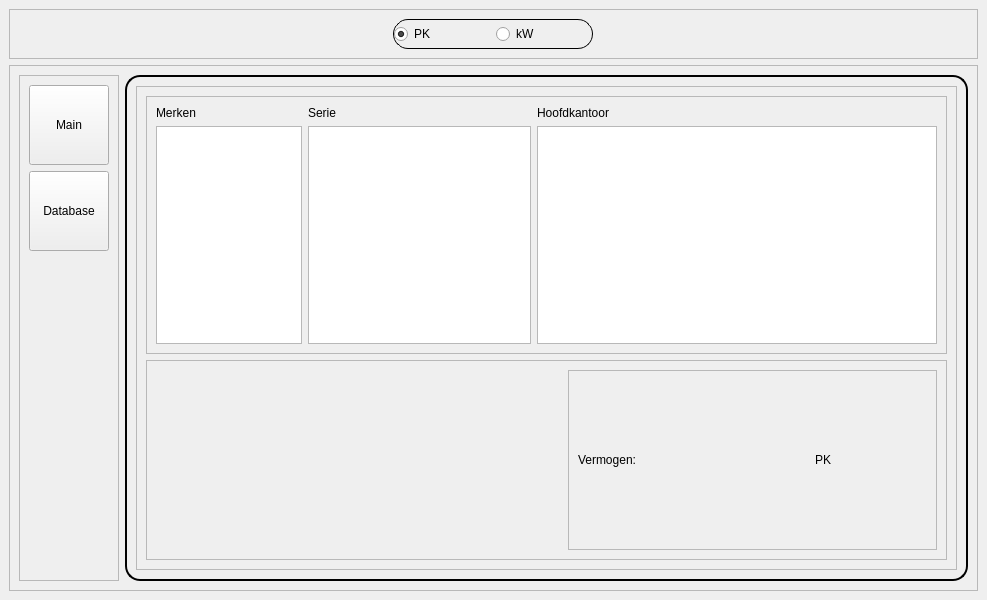
Before: the Qt Designer form mainwindow.ui in dinordi/DAB-Eindopdracht, drawn with Qt 5.
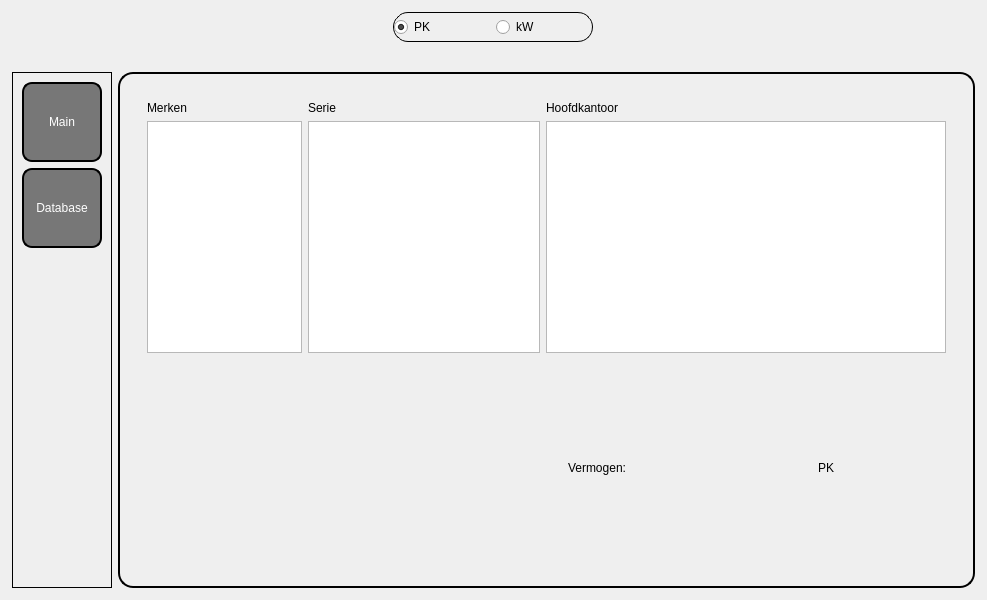
After: the same form once the commit is applied.

```diff
--- a/mainwindow.ui
+++ b/mainwindow.ui
@@ -15,6 +15,18 @@
   </property>
   <widget class="QWidget" name="centralwidget">
    <layout class="QVBoxLayout" name="verticalLayout">
+    <property name="leftMargin">
+     <number>0</number>
+    </property>
+    <property name="topMargin">
+     <number>0</number>
+    </property>
+    <property name="rightMargin">
+     <number>0</number>
+    </property>
+    <property name="bottomMargin">
+     <number>0</number>
+    </property>
     <item>
      <widget class="QFrame" name="menuBar">
       <property name="minimumSize">
@@ -23,6 +35,11 @@
         <height>50</height>
        </size>
       </property>
+      <property name="styleSheet">
+       <string notr="true">QFrame{
+	border:none;
+}</string>
+      </property>
       <property name="frameShape">
        <enum>QFrame::StyledPanel</enum>
       </property>
@@ -31,16 +48,16 @@
       </property>
       <layout class="QHBoxLayout" name="horizontalLayout_3">
        <property name="leftMargin">
-        <number>0</number>
+        <number>12</number>
        </property>
        <property name="topMargin">
-        <number>0</number>
+        <number>12</number>
        </property>
        <property name="rightMargin">
-        <number>0</number>
+        <number>12</number>
        </property>
        <property name="bottomMargin">
-        <number>0</number>
+        <number>12</number>
        </property>
        <item>
         <widget class="QFrame" name="frameRadio">
@@ -106,6 +123,11 @@
     </item>
     <item>
      <widget class="QFrame" name="frame">
+      <property name="styleSheet">
+       <string notr="true">QFrame#frame{
+	border:none;
+}</string>
+      </property>
       <property name="frameShape">
        <enum>QFrame::StyledPanel</enum>
       </property>
@@ -113,6 +135,18 @@
        <enum>QFrame::Raised</enum>
       </property>
       <layout class="QHBoxLayout" name="horizontalLayout_2">
+       <property name="leftMargin">
+        <number>12</number>
+       </property>
+       <property name="topMargin">
+        <number>12</number>
+       </property>
+       <property name="rightMargin">
+        <number>12</number>
+       </property>
+       <property name="bottomMargin">
+        <number>12</number>
+       </property>
        <item>
         <widget class="QFrame" name="side_menu">
          <property name="minimumSize">
@@ -121,6 +155,28 @@
            <height>0</height>
           </size>
          </property>
+         <property name="styleSheet">
+          <string notr="true">QFrame{
+	border:1px solid black;
+}
+QPushButton {
+	border: 2px solid black;
+	border-radius:10px;
+background-color: #777777;
+color:white;
+}
+
+QPushButton:hover {
+	border: 2px solid rgb(144, 139, 143);
+	border-radius:10px;
+background-color: #cccccc;
+}
+QPushButton:pressed {
+	border: 2px solid rgb(50, 50, 50);
+	border-radius:10px;
+	background-color: #999999;
+}</string>
+         </property>
          <property name="frameShape">
           <enum>QFrame::StyledPanel</enum>
          </property>
@@ -191,6 +247,11 @@
           <layout class="QGridLayout" name="gridLayout_2">
            <item row="0" column="1">
             <widget class="QFrame" name="content">
+             <property name="styleSheet">
+              <string notr="true">QFrame#content{
+	border:none;
+}</string>
+             </property>
              <property name="frameShape">
               <enum>QFrame::StyledPanel</enum>
              </property>
@@ -200,6 +261,11 @@
              <layout class="QVBoxLayout" name="verticalLayout_3">
               <item>
                <widget class="QFrame" name="FrameSelect">
+                <property name="styleSheet">
+                 <string notr="true">QFrame#FrameSelect{
+	border:none;
+}</string>
+                </property>
                 <property name="frameShape">
                  <enum>QFrame::StyledPanel</enum>
                 </property>
@@ -293,6 +359,11 @@
                   <height>200</height>
                  </size>
                 </property>
+                <property name="styleSheet">
+                 <string notr="true">QFrame{
+	border:none;
+}</string>
+                </property>
                 <property name="frameShape">
                  <enum>QFrame::StyledPanel</enum>
                 </property>
@@ -340,6 +411,9 @@
                  </item>
                  <item>
                   <widget class="QFrame" name="frame_4">
+                   <property name="styleSheet">
+                    <string notr="true"/>
+                   </property>
                    <property name="frameShape">
                     <enum>QFrame::StyledPanel</enum>
                    </property>
```
